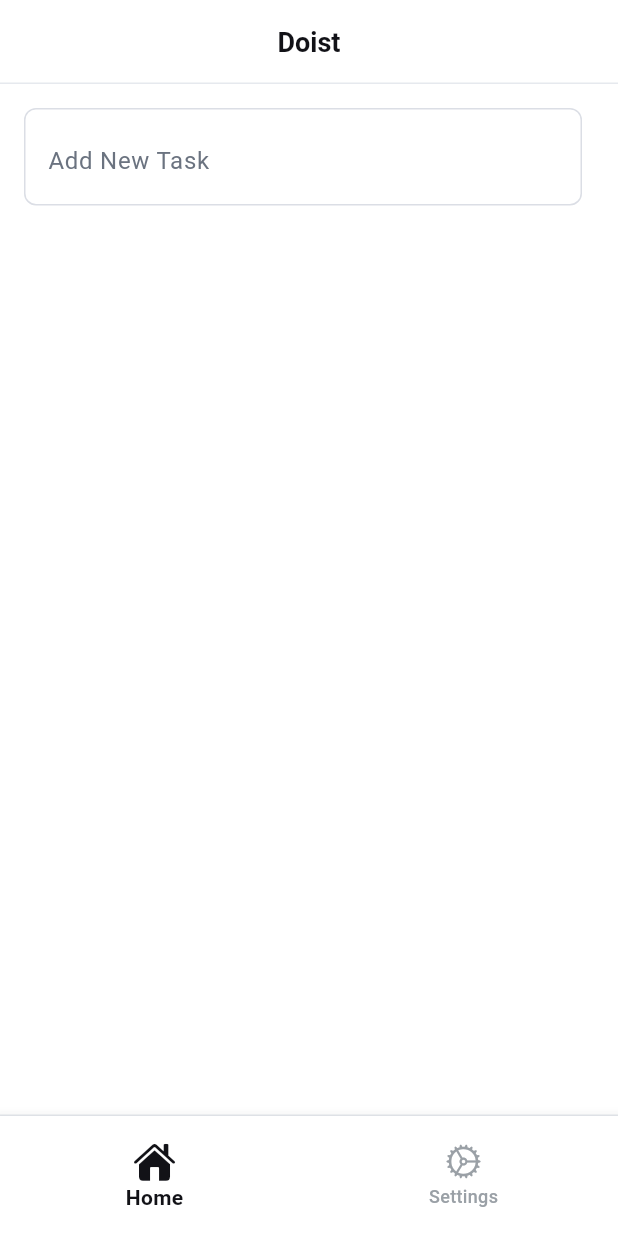
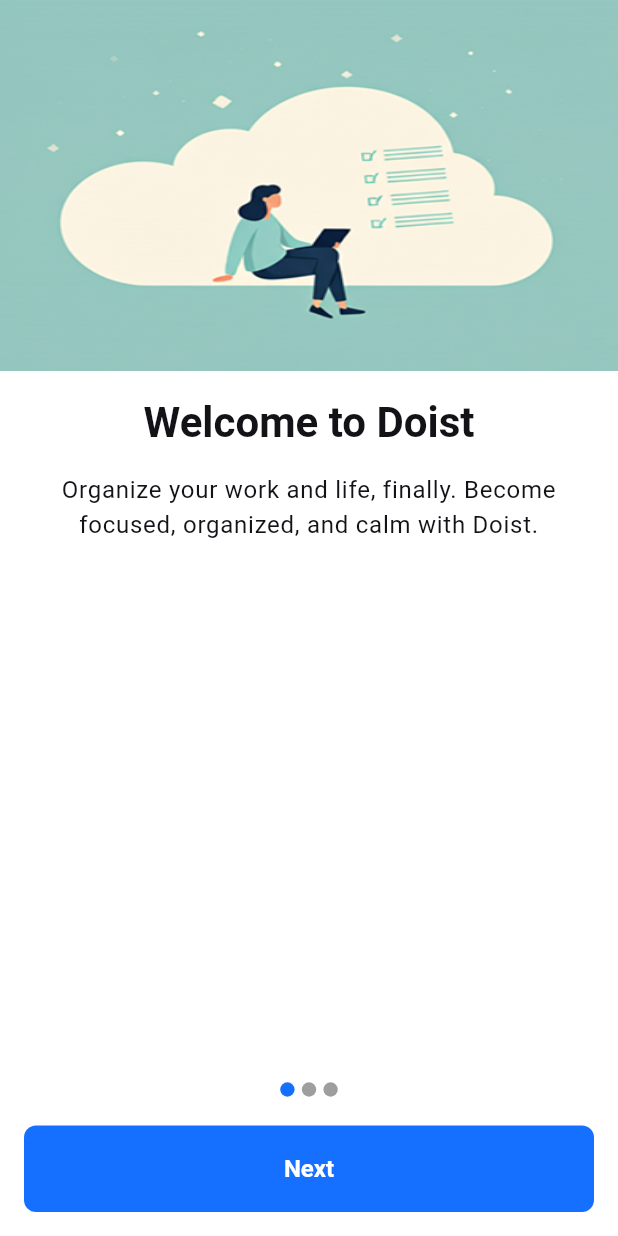
Before and after one commit to OmarAdel10/doist, a Flutter app: the screen it shows after launch, on a phone screen of 412 x 824 dp. Run offline on Flutter 3.47's test engine with Material 3 defaults, Android fonts, the phone set to English and light mode, and no system bars; drawn by our look-alikes of smooth_page_indicator; our stand-ins replace equatable, flutter_bloc, flutter_slidable, hydrated_bloc.

Commit message:
- implemented onBoarding Screens with BloC state management - added onBoardingDone event to the settings screen so when the user complete the onboarding screens it doesn't show again

```diff
--- a/lib/main.dart
+++ b/lib/main.dart
@@ -2,6 +2,8 @@
 
 import 'package:doist/home/view/screens/home_screen.dart';
 import 'package:doist/home_tab/view_model/home_tab_view_model.dart';
+import 'package:doist/onBoarding/view/screens/on_boarding_screen.dart';
+import 'package:doist/onBoarding/view_model/on_boarding_view_model.dart';
 import 'package:doist/settings_tab/view_model/settings_states.dart';
 import 'package:doist/settings_tab/view_model/settings_view_model.dart';
 import 'package:doist/shared/app_theme.dart';
@@ -42,8 +44,16 @@
                 create: (context) => HomeTabBloc(),
                 child: HomeScreen(),
               ),
+              OnboardingScreen.routeName: (_) => BlocProvider(
+                create: (context) => OnBoardingBloc(),
+                child: OnboardingScreen(),
+              ),
             },
-            initialRoute: HomeScreen.routeName,
+            // initialRoute: OnboardingScreen.routeName,
+            initialRoute:
+                state.model.isOnBoardingDone
+                ? HomeScreen.routeName
+                : OnboardingScreen.routeName,
             theme: AppTheme.lightTheme,
             darkTheme: AppTheme.darkTheme,
             themeMode: state.model.themeMode,
--- /dev/null
+++ b/lib/onBoarding/data/models/on_boarding_model.dart
@@ -0,0 +1,32 @@
+class OnBoardingModel {
+  final String imageName;
+  final String title;
+  final String subTitle;
+
+  const OnBoardingModel({
+    required this.imageName,
+    required this.title,
+    required this.subTitle,
+  });
+
+  static List<OnBoardingModel> modelList = [
+    OnBoardingModel(
+      imageName: 'assets/images/onboarding-1.png',
+      title: 'Welcome to Doist',
+      subTitle:
+          'Organize your work and life, finally. Become focused, organized, and calm with Doist.',
+    ),
+    OnBoardingModel(
+      imageName: 'assets/images/onboarding-2.png',
+      title: 'Organize your life with Doist',
+      subTitle:
+          'Manage tasks, projects, and goals in one place. Stay focused and achieve more every day.',
+    ),
+    OnBoardingModel(
+      imageName: 'assets/images/onboarding-3.png',
+      title: 'Set your first task',
+      subTitle:
+          'Start organizing your day by adding your first task. It\'s the first step to a more productive you.',
+    ),
+  ];
+}
--- /dev/null
+++ b/lib/onBoarding/view/screens/on_boarding_screen.dart
@@ -0,0 +1,126 @@
+import 'package:doist/home/view/screens/home_screen.dart';
+import 'package:doist/onBoarding/view/widgets/on_boarding_screen_item.dart';
+import 'package:doist/onBoarding/view_model/on_boarding_events.dart';
+import 'package:doist/onBoarding/view_model/on_boarding_states.dart';
+import 'package:doist/onBoarding/view_model/on_boarding_view_model.dart';
+import 'package:doist/settings_tab/view_model/settings_events.dart';
+import 'package:doist/settings_tab/view_model/settings_view_model.dart';
+import 'package:doist/shared/app_theme.dart';
+import 'package:flutter/material.dart';
+import 'package:flutter_bloc/flutter_bloc.dart';
+import 'package:smooth_page_indicator/smooth_page_indicator.dart';
+
+class OnboardingScreen extends StatefulWidget {
+  static const String routeName = '/on-boarding';
+  const OnboardingScreen({super.key});
+
+  @override
+  State<OnboardingScreen> createState() => _OnboardingScreenState();
+}
+
+class _OnboardingScreenState extends State<OnboardingScreen> {
+  final PageController _pageController = PageController();
+
+  @override
+  void dispose() {
+    _pageController.dispose();
+    super.dispose();
+  }
+
+  void _handlePress(BuildContext context) {
+    final currentState = context.read<OnBoardingBloc>().state;
+    final currentIndex = currentState.index;
+    final totalPagesCount = currentState.modelList.length;
+
+    if (currentIndex < totalPagesCount - 1) {
+      context.read<OnBoardingBloc>().add(OnBoardingNext());
+      _pageController.nextPage(
+        duration: Duration(milliseconds: 300),
+        curve: Curves.easeInOut,
+      );
+    } else {
+      context.read<SettingsBloc>().add(SettingsUpdateOnBoardingCompleteness());
+      Navigator.of(context).pushReplacementNamed(HomeScreen.routeName);
+    }
+  }
+
+  @override
+  Widget build(BuildContext context) {
+    return Scaffold(
+      body: SafeArea(
+        child: Column(
+          mainAxisAlignment: MainAxisAlignment.center,
+          children: [
+            BlocBuilder<OnBoardingBloc, OnBoardingState>(
+              builder: (context, state) {
+                return Expanded(
+                  child: Column(
+                    children: [
+                      Expanded(
+                        child: PageView.builder(
+                          physics: NeverScrollableScrollPhysics(),
+                          controller: _pageController,
+                          itemCount: state.modelList.length,
+                          itemBuilder: (context, index) {
+                            final model = state.modelList[index];
+                            return OnBoardingScreenItem(
+                              imageUrl: model.imageName,
+                              title: model.title,
+                              subTitle: model.subTitle,
+                            );
+                          },
+                        ),
+                      ),
+                      Padding(
+                        padding: const EdgeInsets.all(16.0),
+                        child: Column(
+                          children: [
+                            Transform.scale(
+                              scale: 0.6,
+                              child: SmoothPageIndicator(
+                                controller: _pageController,
+                                count: state.modelList.length,
+                                effect: JumpingDotEffect(
+                                  activeDotColor: AppTheme.darkModeSecondry,
+                                ),
+                              ),
+                            ),
+                            const SizedBox(height: 16),
+                            GestureDetector(
+                              onTap: () {
+                                _handlePress(context);
+                              },
+                              child: Container(
+                                width: double.infinity,
+                                height:
+                                    MediaQuery.sizeOf(context).height * 0.07,
+                                decoration: BoxDecoration(
+                                  color: AppTheme.darkModeSecondry,
+                                  borderRadius: BorderRadius.circular(8),
+                                ),
+                                child: Center(
+                                  child: Text(
+                                    state.index == state.modelList.length - 1
+                                        ? 'Get Started'
+                                        : 'Next',
+                                    style: Theme.of(
+                                      context,
+                                    ).textTheme.headlineSmall,
+                                  ),
+                                ),
+                              ),
+                            ),
+                          ],
+                        ),
+                      ),
+                    ],
+                  ),
+                );
+              },
+            ),
+          ],
+        ),
+      ),
+    );
+  }
+}
--- /dev/null
+++ b/lib/onBoarding/view/widgets/on_boarding_screen_item.dart
@@ -0,0 +1,42 @@
+import 'package:flutter/material.dart';
+
+class OnBoardingScreenItem extends StatelessWidget {
+  final String imageUrl;
+  final String title;
+  final String subTitle;
+
+  const OnBoardingScreenItem({
+    super.key,
+    required this.imageUrl,
+    required this.title,
+    required this.subTitle,
+  });
+
+  @override
+  Widget build(BuildContext context) {
+    return Column(
+      children: [
+        Image.asset(
+          imageUrl,
+          width: double.infinity,
+          height: MediaQuery.sizeOf(context).height * 0.3,
+          fit: BoxFit.fill,
+        ),
+        Padding(
+          padding: const EdgeInsets.all(16.0),
+          child: Column(
+            children: [
+              Text(title, style: Theme.of(context).textTheme.headlineMedium, textAlign: TextAlign.center,),
+              const SizedBox(height: 16),
+              Text(
+                subTitle,
+                style: Theme.of(context).textTheme.labelSmall,
+                textAlign: TextAlign.center,
+              ),
+            ],
+          ),
+        ),
+      ],
+    );
+  }
+}
--- /dev/null
+++ b/lib/onBoarding/view_model/on_boarding_events.dart
@@ -0,0 +1,8 @@
+import 'package:equatable/equatable.dart';
+
+sealed class OnBoardingEvent extends Equatable{}
+
+class OnBoardingNext extends OnBoardingEvent {
+  @override
+  List<Object?> get props => [];
+}
--- /dev/null
+++ b/lib/onBoarding/view_model/on_boarding_states.dart
@@ -0,0 +1,23 @@
+import 'package:doist/onBoarding/data/models/on_boarding_model.dart';
+import 'package:equatable/equatable.dart';
+
+sealed class OnBoardingState extends Equatable {
+  final int index;
+  final List<OnBoardingModel> modelList;
+
+  const OnBoardingState({required this.index, required this.modelList});
+}
+
+class OnBoardingInitial extends OnBoardingState {
+  const OnBoardingInitial({required super.index, required super.modelList});
+
+  @override
+  List<Object?> get props => [index, modelList];
+}
+
+class OnBoardingUpdateState extends OnBoardingState {
+  const OnBoardingUpdateState({required super.index, required super.modelList});
+
+  @override
+  List<Object?> get props => [index, modelList];
+}
--- /dev/null
+++ b/lib/onBoarding/view_model/on_boarding_view_model.dart
@@ -0,0 +1,24 @@
+import 'package:doist/onBoarding/data/models/on_boarding_model.dart';
+import 'package:doist/onBoarding/view_model/on_boarding_events.dart';
+import 'package:doist/onBoarding/view_model/on_boarding_states.dart';
+import 'package:flutter_bloc/flutter_bloc.dart';
+
+class OnBoardingBloc extends Bloc<OnBoardingEvent, OnBoardingState> {
+  OnBoardingBloc()
+    : super(OnBoardingInitial(index: 0, modelList: OnBoardingModel.modelList)) {
+    on<OnBoardingNext>((event, emit) {
+      if (state.index < state.modelList.length - 1) {
+        emit(
+          OnBoardingUpdateState(
+            index: state.index + 1,
+            modelList: state.modelList,
+          ),
+        );
+      } else if (state.index == state.modelList.length - 1) {
+        emit(
+          OnBoardingUpdateState(index: state.index, modelList: state.modelList),
+        );
+      }
+    });
+  }
+}
--- a/lib/settings_tab/data/models/settings_model.dart
+++ b/lib/settings_tab/data/models/settings_model.dart
@@ -7,23 +7,27 @@
   final ThemeMode themeMode;
   final String language;
   final bool enabledBioMetricLogin;
+  final bool isOnBoardingDone;
 
   const SettingsModel({
     required this.themeMode,
     required this.language,
     required this.enabledBioMetricLogin,
+    required this.isOnBoardingDone,
   });
 
   SettingsModel copyWith({
     ThemeMode? themeMode,
     String? language,
     bool? enabledBioMetricLogin,
+    bool? isOnBoardingDone,
   }) {
     return SettingsModel(
       themeMode: themeMode ?? this.themeMode,
       language: language ?? this.language,
       enabledBioMetricLogin:
           enabledBioMetricLogin ?? this.enabledBioMetricLogin,
+      isOnBoardingDone: isOnBoardingDone ?? this.isOnBoardingDone,
     );
   }
 
@@ -32,6 +36,7 @@
       'themeMode': themeMode.name,
       'language': language,
       'enabledBioMetricLogin': enabledBioMetricLogin,
+      'isOnBoardingDone' : isOnBoardingDone,
     };
   }
 
@@ -43,6 +48,7 @@
       ),
       language: map['language'] as String,
       enabledBioMetricLogin: map['enabledBioMetricLogin'] as bool,
+      isOnBoardingDone: map['isOnBoardingDone'] as bool,
     );
   }
 
--- a/lib/settings_tab/view_model/settings_events.dart
+++ b/lib/settings_tab/view_model/settings_events.dart
@@ -22,3 +22,8 @@
   @override
   List<Object?> get props => [];
 }
+
+class SettingsUpdateOnBoardingCompleteness extends SettingsEvent {
+  @override
+  List<Object?> get props => [];
+}
--- a/lib/settings_tab/view_model/settings_view_model.dart
+++ b/lib/settings_tab/view_model/settings_view_model.dart
@@ -14,6 +14,7 @@
             themeMode: ThemeMode.light,
             language: 'en',
             enabledBioMetricLogin: false,
+            isOnBoardingDone: false,
           ),
         ),
       ) {
@@ -48,6 +49,14 @@
         ),
       );
     });
+
+    on<SettingsUpdateOnBoardingCompleteness>((event, emit) {
+      emit(
+        SettingsUpdateState(
+          model: state.model.copyWith(isOnBoardingDone: true),
+        ),
+      );
+    });
   }
 
   @override
--- a/lib/shared/app_theme.dart
+++ b/lib/shared/app_theme.dart
@@ -52,6 +52,16 @@
     ),
 
     textTheme: TextTheme(
+      headlineMedium: TextStyle(
+        fontSize: FontManager.f28,
+        fontWeight: FontManager.bold,
+        color: lightModeBlack
+      ),
+      headlineSmall: TextStyle(
+        fontSize: FontManager.f16,
+        fontWeight: FontManager.bold,
+        color: lightModePrimary,
+      ),
       titleLarge: TextStyle(
         fontSize: FontManager.f18,
         fontWeight: FontManager.semiBold,
@@ -75,6 +85,11 @@
       labelMedium: TextStyle(
         fontSize: FontManager.f14,
         fontWeight: FontManager.semiBold,
+        color: lightModeBlack,
+      ),
+      labelSmall: TextStyle(
+        fontSize: FontManager.f16,
+        fontWeight: FontManager.regular,
         color: lightModeBlack,
       ),
     ),
--- a/pubspec.yaml
+++ b/pubspec.yaml
@@ -44,6 +44,7 @@
   flutter_bloc: ^9.1.1
   flutter_slidable: ^4.0.3
   local_auth: ^3.0.0
+  smooth_page_indicator: ^1.2.1
 
 dev_dependencies:
   flutter_test:
@@ -67,8 +68,8 @@
   # the material Icons class.
   uses-material-design: true
   # To add assets to your application, add an assets section, like this:
-  # assets:
-  #   - images/a_dot_burr.jpeg
+  assets:
+    - assets/images/
   #   - images/a_dot_ham.jpeg
   # An image asset can refer to one or more resolution-specific "variants", see
   # https://flutter.dev/to/resolution-aware-images
```
Also changed, not shown: assets/images/onboarding-1.png (added), assets/images/onboarding-2.png (added), assets/images/onboarding-3.png (added), pubspec.lock.
